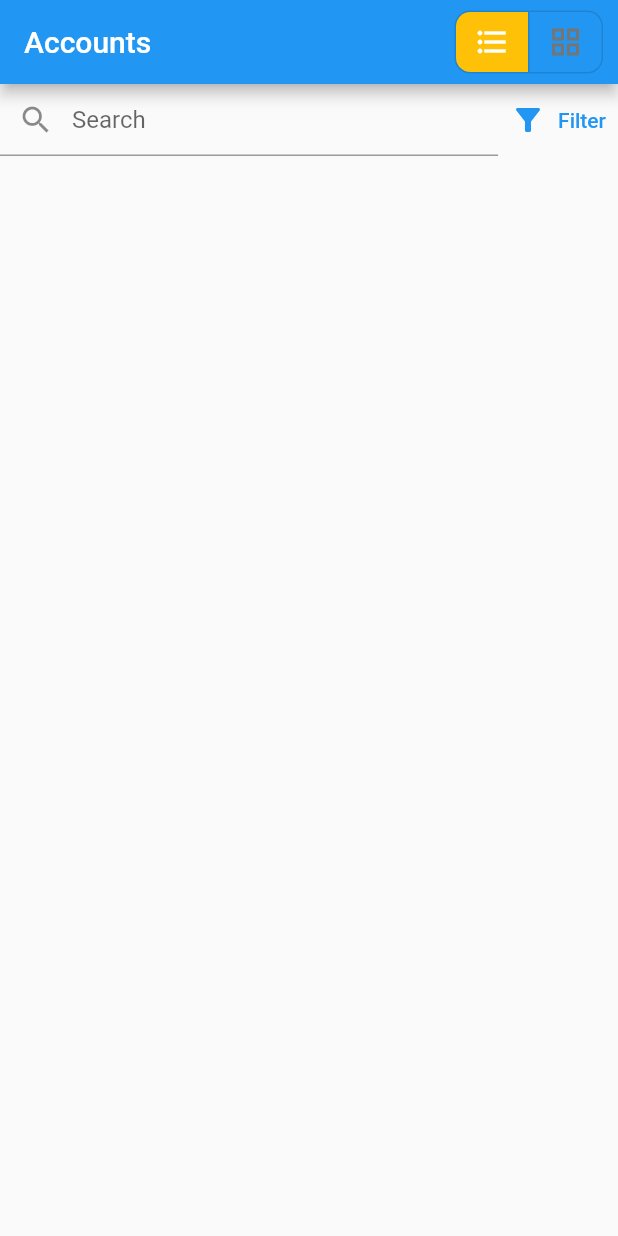
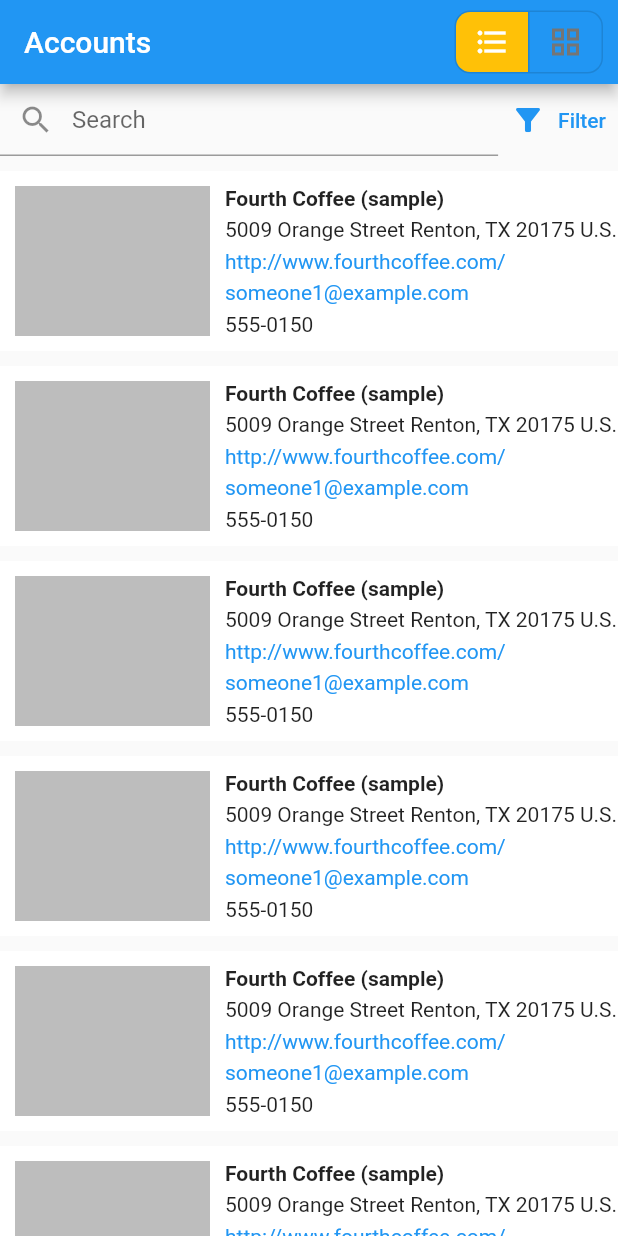
Before and after one commit to qasim90/rentready_flutter, a Flutter app: the screen it shows after launch, on a phone screen of 412 x 824 dp. Run offline on Flutter 3.47's test engine with Material 2 defaults, Android fonts, the phone set to English and light mode, and no system bars; our stand-ins replace get.

Commit message:
Accounts list view implemented with static data

```diff
--- a/lib/views/pages/accounts.dart
+++ b/lib/views/pages/accounts.dart
@@ -1,5 +1,6 @@
 import 'package:flutter/material.dart';
 import 'package:rr_qasim_assign/localizations/Translator.dart';
+import 'package:rr_qasim_assign/views/widgets/account_list_item.dart';
 
 class AccountsPage extends StatelessWidget {
   const AccountsPage({Key? key}) : super(key: key);
@@ -47,7 +48,15 @@ class AccountsPage extends StatelessWidget {
             TextButton.icon(
                 onPressed: () => {}, icon: const Icon(Icons.filter_alt), label: Text(Translator().getText('filter')))
           ],
-        )
+        ),
+        Expanded(
+            child: ListView.separated(
+                itemCount: 10,
+                padding: const EdgeInsets.only(top: 10),
+                separatorBuilder: (context, index) => const SizedBox(height: 10),
+                itemBuilder: (context, index) {
+                  return const AccountListItem();
+                }))
       ]),
     );
   }
--- /dev/null
+++ b/lib/views/widgets/account_list_item.dart
@@ -0,0 +1,31 @@
+import 'package:flutter/material.dart';
+
+class AccountListItem extends StatelessWidget {
+  const AccountListItem({Key? key}) : super(key: key);
+
+  @override
+  Widget build(BuildContext context) {
+    return Container(
+      color: Colors.white,
+      padding: const EdgeInsets.symmetric(horizontal: 10, vertical: 10),
+      child: Row(
+        children: [
+          Container(width: 130, height: 100, color: Colors.grey.shade400),
+          const SizedBox(width: 10),
+          Wrap(
+            spacing: 5,
+            direction: Axis.vertical,
+            crossAxisAlignment: WrapCrossAlignment.start,
+            children: const [
+              Text('Fourth Coffee (sample)', style: TextStyle(fontWeight: FontWeight.bold)),
+              Text('5009 Orange Street Renton, TX 20175 U.S.'),
+              Text('http://www.fourthcoffee.com/', style: TextStyle(color: Colors.blue)),
+              Text('someone1@example.com', style: TextStyle(color: Colors.blue)),
+              Text('555-0150')
+            ],
+          )
+        ],
+      ),
+    );
+  }
+}
```
